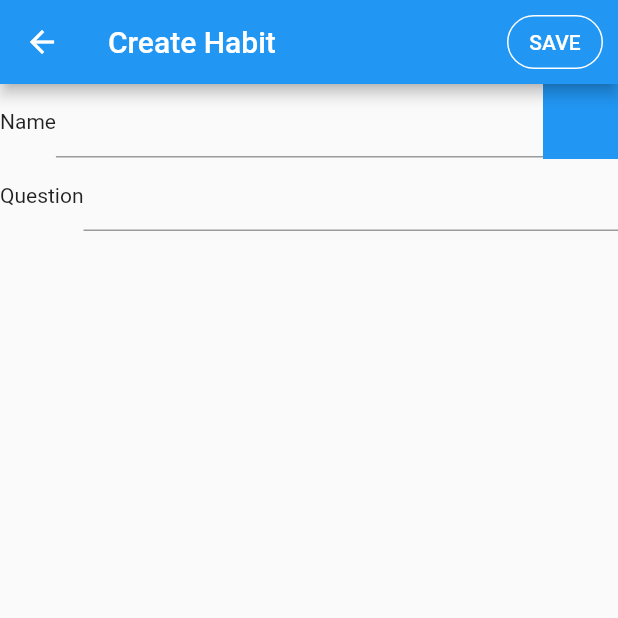
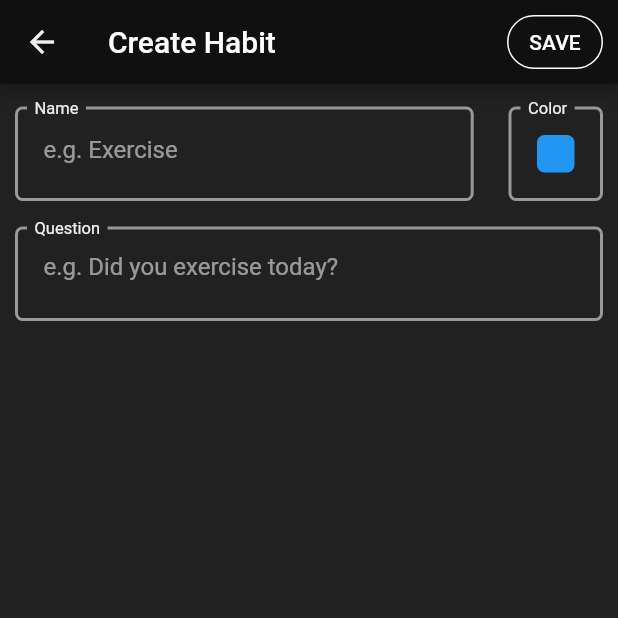
Before and after one commit to harshb-15/Habit-Tracker, a Flutter app: the screen it shows after launch, after a tap on the "add" icon, on a phone screen of 412 x 824 dp, the top half of it. Run offline on Flutter 3.47's test engine with Material 2 defaults, Android fonts, the phone set to English and light mode, and no system bars; our stand-ins replace cloud_firestore, firebase_auth, firebase_core, firebase_database, flutter_colorpicker, splashscreen; accounts and stored records are empty.

Commit message:
Stable version with ui, without login, without reorderable, without edit button or change color

```diff
--- a/lib/main.dart
+++ b/lib/main.dart
@@ -1,18 +1,15 @@
 // ignore_for_file: prefer_const_constructors
 import 'dart:async';
-
 import 'package:flutter/material.dart';
 import 'package:habit_tracker/pages/create_habit.dart';
+import 'package:habit_tracker/pages/loginPage.dart';
+import 'package:habit_tracker/pages/register_page.dart';
 import 'package:habit_tracker/providers/create_habit_data.dart';
 import 'package:habit_tracker/providers/habit_data.dart';
 import 'package:habit_tracker/widgets/show_habits.dart';
 import 'package:provider/provider.dart';
-import 'package:cloud_firestore/cloud_firestore.dart';
 import 'package:firebase_core/firebase_core.dart';
 import 'package:splashscreen/splashscreen.dart';
-
-import 'models/date_model.dart';
-import 'models/habit_model.dart';
 
 Future<void> main() async {
   WidgetsFlutterBinding.ensureInitialized();
@@ -35,11 +32,29 @@ class MyApp extends StatelessWidget {
         ),
       ],
       child: MaterialApp(
+        theme: ThemeData(
+          textTheme: TextTheme(
+            subtitle1: TextStyle(
+              color: Colors.white,
+            ),
+          ),
+          appBarTheme: const AppBarTheme(
+            backgroundColor: Color(0xff101010),
+            iconTheme: IconThemeData(
+              color: Color(0xffF0F0F0),
+            ),
+            actionsIconTheme: IconThemeData(
+              color: Color(0xffF0F0F0),
+            ),
+          ),
+        ),
         debugShowCheckedModeBanner: false,
         title: '',
         // initialRoute: '/splashScreen',
         home: Splash1(),
         routes: {
+          '/reg': (context) => RegisterPage(),
+          '/login': (context) => LoginPage(),
           '/splashScreen': (context) => Splash1(),
           '/home': (context) => MyHomePage(title: 'Habits'),
           CreateHabit().routeName: (context) => CreateHabit(),
@@ -63,7 +78,9 @@ class Splash1 extends StatelessWidget {
     }
     return SplashScreen(
       seconds: 3,
-      navigateAfterSeconds: MyHomePage(title: 'Habits'),
+      navigateAfterSeconds: MyHomePage(
+        title: 'Habit Tracker',
+      ),
       photoSize: 100.0,
       title: Text(
         "Loop Habit Tracker",
@@ -90,7 +107,6 @@ class _MyHomePageState extends State<MyHomePage> {
     // TODO: implement initState
     super.initState();
     Timer(Duration(seconds: 2), () {
-      print("SetState called");
       setState(() {});
     });
   }
@@ -98,6 +114,7 @@ class _MyHomePageState extends State<MyHomePage> {
   @override
   Widget build(BuildContext context) {
     return Scaffold(
+      backgroundColor: Color(0xff212121),
       appBar: AppBar(
         actions: [
           IconButton(
--- a/lib/models/date_model.dart
+++ /dev/null
@@ -1,32 +0,0 @@
-import 'package:flutter/material.dart';
-
-class MyDate {
-  int day, month, year;
-  String weekDay;
-  String id = "";
-
-  MyDate({
-    required this.day,
-    required this.month,
-    required this.year,
-    required this.weekDay,
-  }) {
-    id = day.toString() + (month<=9 ? "0$month":month.toString()) + year.toString();
-  }
-
-  @override
-  bool operator ==(Object other) =>
-      other is MyDate &&
-      other.runtimeType == runtimeType &&
-      day == other.day &&
-      month == other.month &&
-      year == other.year;
-
-  @override
-  int get hashCode => id.hashCode;
-
-  @override
-  String toString() {
-    return "Day: $day, Month: $month, Year: $year, Id: $id";
-  }
-}
--- a/lib/models/habit_model.dart
+++ b/lib/models/habit_model.dart
@@ -1,11 +1,10 @@
 import 'package:flutter/material.dart';
-import 'package:habit_tracker/models/date_model.dart';
 
 class Habit {
   String name, question;
   Color clr;
   Map<String, bool> checks;
-  int id;
+  String id;
   Habit({
     required this.id,
     required this.name,
--- a/lib/pages/create_habit.dart
+++ b/lib/pages/create_habit.dart
@@ -1,27 +1,35 @@
+// ignore_for_file: prefer_const_constructors
+import 'package:firebase_auth/firebase_auth.dart';
+import 'package:uuid/uuid.dart';
 import 'package:flutter/material.dart';
 import 'package:habit_tracker/models/habit_model.dart';
 import 'package:habit_tracker/providers/habit_data.dart';
 import 'package:habit_tracker/widgets/color_picker.dart';
+import 'package:habit_tracker/widgets/createDataBox.dart';
 import 'package:provider/provider.dart';
 
 import '../providers/create_habit_data.dart';
 
 class CreateHabit extends StatelessWidget {
-  const CreateHabit({Key? key}) : super(key: key);
+  CreateHabit({Key? key}) : super(key: key);
   final String routeName = '/createHabit';
+  var uuid = Uuid();
+  TextEditingController nameController = TextEditingController();
+  TextEditingController questionController = TextEditingController();
+  final db = FirebaseAuth.instance;
+
 
   @override
   Widget build(BuildContext context) {
     final data = Provider.of<CreateHabitData>(context, listen: false);
-    final data2 = Provider.of<HabitData>(context);
-    TextEditingController nameController = TextEditingController();
-    TextEditingController questionController = TextEditingController();
-    Color defColor = Colors.blue;
+    final data2 = Provider.of<HabitData>(context, listen: false);
+    double width = MediaQuery.of(context).size.width;
     return Scaffold(
+      backgroundColor: const Color(0xff212121),
       appBar: AppBar(
         title: const Text("Create Habit"),
         actions: [
-          Padding(
+          Container(
             padding: const EdgeInsets.all(10),
             child: TextButton(
               style: TextButton.styleFrom(
@@ -34,7 +42,7 @@ class CreateHabit extends StatelessWidget {
               onPressed: () {
                 data2.addHabit(
                   Habit(
-                    id: data2.getNumberOfHabits + 1,
+                    id: uuid.v1(),
                     name: data.name,
                     question: data.question,
                     clr: data.clr,
@@ -52,36 +60,74 @@ class CreateHabit extends StatelessWidget {
           ),
         ],
       ),
-      body: Column(
+      body: Container(
+        padding: EdgeInsets.symmetric(
+          horizontal: 10,
+          vertical: 10,
+        ),
+        child: Column(
           children: [
             Row(
+              mainAxisAlignment: MainAxisAlignment.spaceBetween,
+              crossAxisAlignment: CrossAxisAlignment.center,
               children: [
-              const Text("Name"),
-              Expanded(
+                CreateDataBox(
+                  txt: "Name",
+                  child: SizedBox(
+                    height: 25,
+                    width: width * 0.65,
                     child: TextField(
+                      cursorColor: data.clr,
+                      decoration: (InputDecoration(
+                        isDense: true,
+                        hintText: "e.g. Exercise",
+                        hintStyle: TextStyle(
+                          color: Colors.white54,
+                        ),
+                        border: InputBorder.none,
+                        isCollapsed: true,
+                      )),
                       controller: nameController,
                       onChanged: (String str) {
                         data.setName(str);
                       },
                     ),
                   ),
-              const ColorPick(),
+                ),
+                CreateDataBox(
+                  txt: "Color",
+                  child: ColorPick(),
+                ),
               ],
             ),
-          Row(
-            children: [
-              const Text("Question"),
-              Expanded(
+            SizedBox(
+              height: 12,
+            ),
+            CreateDataBox(
+              txt: "Question",
+              child: SizedBox(
+                height: 25,
+                width: width,
                 child: TextField(
+                  cursorColor: data.clr,
+                  decoration: (InputDecoration(
+                    isDense: true,
+                    hintText: "e.g. Did you exercise today?",
+                    hintStyle: TextStyle(
+                      color: Colors.white54,
+                    ),
+                    border: InputBorder.none,
+                    // isCollapsed: true,
+                  )),
                   controller: questionController,
                   onChanged: (String str) {
                     data.setQuestion(str);
                   },
                 ),
               ),
+            ),
           ],
         ),
-        ],
       ),
     );
   }
--- a/lib/providers/habit_data.dart
+++ b/lib/providers/habit_data.dart
@@ -10,17 +10,7 @@ class HabitData with ChangeNotifier {
   // }
 
   final db = FirebaseFirestore.instance;
-  final List<Habit> _items = [
-    // Habit(
-    //   id: 1,
-    //   name: "Exercise",
-    //   question: "Did You Exercise today?",
-    //   clr: Colors.orangeAccent,
-    //   checks: {
-    //     "31082022": true,
-    //   },
-    // ),
-  ];
+  final List<Habit> _items = [];
 
   int get getNumberOfHabits {
     return _items.length;
@@ -30,7 +20,7 @@ class HabitData with ChangeNotifier {
     return [..._items];
   }
 
-  void addChecks(int identifier, String dt) {
+  void addChecks(String identifier, String dt) {
     for (var i = 0; i < _items.length; i++) {
       if (_items[i].id == identifier) {
         _items[i].checks[dt] = false;
@@ -41,7 +31,7 @@ class HabitData with ChangeNotifier {
     // notifyListeners();
   }
 
-  void invertChecks(int identifier, String dt, bool value) {
+  void invertChecks(String identifier, String dt, bool value) {
     // print("Long Pressed called");
     for (var i = 0; i < _items.length; i++) {
       if (_items[i].id == identifier) {
@@ -85,25 +75,10 @@ class HabitData with ChangeNotifier {
     final listOfHabits = snapShot.docs.map((doc) => doc.data()).toList();
     for (var hbt in listOfHabits) {
       String question = hbt['question'], name = hbt['name'];
-      int id = hbt['id'];
+      String id = hbt['id'];
       Color clr = Color(hbt['clr']);
       // Map<String, bool> tempMap = Map<String, bool>.from(hbt['checks']);
       Map<String, bool> checks = Map<String, bool>.from(hbt['checks']);
-      // print(tempMap['28082022']);
-      // tempMap.forEach((k, v) {
-      //   // print(int.parse(k.substring(0,2)).runtimeType);
-      //   int d = int.parse(k.substring(0, 2)),
-      //       m = int.parse(k.substring(2, 4)),
-      //       y = int.parse(k.substring(4, 6));
-      //   // print(m);
-      //   MyDate tempDate = MyDate(
-      //     day: d,
-      //     month: m,
-      //     year: y,
-      //     weekDay: DateFormat('EEEE').format(DateTime(y, m, d)),
-      //   );
-      //   checks[tempDate] = v;
-      // });
       Habit temp = Habit(
           id: id, name: name, question: question, clr: clr, checks: checks);
       _items.add(temp);
@@ -114,7 +89,7 @@ class HabitData with ChangeNotifier {
     // }
   }
 
-  Future<void> updateDatabase(int identifier, String dt, bool value) async {
+  Future<void> updateDatabase(String identifier, String dt, bool value) async {
     // print("Update called");
     db.collection('habits').where('id', isEqualTo: identifier).get().then(
       (event) {
--- a/lib/widgets/boxes.dart
+++ b/lib/widgets/boxes.dart
@@ -1,7 +1,8 @@
 import 'package:flutter/material.dart';
 
 class Boxes extends StatelessWidget {
-  String chid;
+  Widget chid;
+  // Widget child;
   Boxes({Key? key, required this.chid}) : super(key: key);
 
   @override
@@ -12,13 +13,7 @@ class Boxes extends StatelessWidget {
         horizontal: 7,
         vertical: 10,
       ),
-      child: Text(
-        chid,
-        textAlign: TextAlign.center,
-        style: const TextStyle(
-          fontSize: 12,
-        ),
-      ),
+      child: chid,
     );
   }
 }
--- a/lib/widgets/color_picker.dart
+++ b/lib/widgets/color_picker.dart
@@ -1,3 +1,4 @@
+// ignore_for_file: prefer_const_constructors
 import 'package:flutter/material.dart';
 import 'package:flutter_colorpicker/flutter_colorpicker.dart';
 import 'package:habit_tracker/providers/create_habit_data.dart';
@@ -13,7 +14,7 @@ class ColorPick extends StatefulWidget {
 class _ColorPickState extends State<ColorPick> {
   @override
   Widget build(BuildContext context) {
-    final data = Provider.of<CreateHabitData>(context);
+    final data = Provider.of<CreateHabitData>(context,listen: false);
     return GestureDetector(
       onTap: () {
         FocusManager.instance.primaryFocus?.unfocus();
@@ -42,9 +43,17 @@ class _ColorPickState extends State<ColorPick> {
         );
       },
       child: Container(
-        width: 50,
-        height: 50,
-        color: data.clr,
+        decoration: BoxDecoration(
+          borderRadius: BorderRadius.all(Radius.circular(5)),
+          // border: Border.all(),
+          color: data.clr,
+        ),
+        width: 25,
+        height: 25,
+        // decoration: ,
+        // width: double.infinity,
+        // height: double.infinity,
+        // color: data.clr,
       ),
     );
   }
--- /dev/null
+++ b/lib/widgets/createDataBox.dart
@@ -0,0 +1,51 @@
+
+import 'package:flutter/material.dart';
+
+class CreateDataBox extends StatelessWidget {
+  Widget child;
+  String txt;
+
+  CreateDataBox({
+    Key? key,
+    required this.txt,
+    required this.child,
+  }) : super(key: key);
+
+  @override
+  Widget build(BuildContext context) {
+    return Stack(
+      children: [
+        Container(
+          margin: const EdgeInsets.only(
+            top: 5,
+          ),
+          decoration: BoxDecoration(
+            borderRadius: const BorderRadius.all(Radius.circular(5)),
+            border: Border.all(
+              width: 2,
+              color: Colors.white54,
+            ),
+          ),
+          padding: const EdgeInsets.all(17),
+          child: child,
+        ),
+        Container(
+          padding: const EdgeInsets.symmetric(
+            horizontal: 5,
+          ),
+          margin: const EdgeInsets.only(
+            left: 8,
+          ),
+          color: const Color(0xff212121),
+          child: Text(
+            txt,
+            style: const TextStyle(
+              color: Color(0xffF0F0F0),
+              fontSize: 11,
+            ),
+          ),
+        ),
+      ],
+    );
+  }
+}
--- a/lib/widgets/show_habits.dart
+++ b/lib/widgets/show_habits.dart
@@ -2,39 +2,27 @@
 
 import 'package:flutter/material.dart';
 import 'package:habit_tracker/constants.dart';
-import 'package:habit_tracker/models/date_model.dart';
 import 'package:habit_tracker/models/habit_model.dart';
 import 'package:habit_tracker/providers/habit_data.dart';
 import 'package:habit_tracker/widgets/boxes.dart';
 import 'package:intl/intl.dart';
 import 'package:provider/provider.dart';
 
-class ShowHabits extends StatelessWidget {
-  const ShowHabits({Key? key}) : super(key: key);
+class ShowHabits extends StatefulWidget {
+  ShowHabits({Key? key}) : super(key: key);
+  List<Widget> items = [];
 
   @override
-  Widget build(BuildContext context) {
-    // print("Build called");
-    // ********** Provider Data **********
-    final data = Provider.of<HabitData>(context);
-    final List<Habit> habitList = data.items;
-    // ********** Setting up Times **********
+  State<ShowHabits> createState() => _ShowHabitsState();
+}
+
+class _ShowHabitsState extends State<ShowHabits> {
   final nowTime = DateTime.now();
-    // final nowDate = MyDate(
-    //   day: nowTime.day,
-    //   month: nowTime.month,
-    //   year: nowTime.year,
-    //   weekDay: DateFormat('EEEE').format(nowTime),
-    // );
   Map<String, String> dateMap = {};
+
+  void calculateDates() {
     for (int i = 0; i < 5; i++) {
       DateTime tempNowTime = nowTime.subtract(Duration(days: i * 1));
-      // MyDate tempMyDate = MyDate(
-      //   day: tempNowTime.day,
-      //   month: tempNowTime.month,
-      //   year: tempNowTime.year,
-      //   weekDay: DateFormat('EEEE').format(tempNowTime),
-      // );
       String tempMyDate = (tempNowTime.day <= 9
               ? "0${tempNowTime.day}"
               : tempNowTime.day.toString()) +
@@ -42,14 +30,39 @@ class ShowHabits extends StatelessWidget {
               ? "0${tempNowTime.month}"
               : tempNowTime.month.toString()) +
           tempNowTime.year.toString();
-      // print(tempMyDate);
       dateMap[tempMyDate] =
           "${DateFormat('EEEE').format(tempNowTime).substring(0, 3).toUpperCase()}\n${getDate(tempMyDate)}";
     }
+  }
+
+  @override
+  void initState() {
+    // TODO: implement initState
+    super.initState();
+    calculateDates();
+  }
+
+  @override
+  Widget build(BuildContext context) {
+    // ********** Provider Data **********
+    final data = Provider.of<HabitData>(
+      context,
+    );
+    List<Habit> habitList = data.items;
     List<Widget> showDateAndDay() {
       return dateMap.values
           .map(
-            (String str) => Boxes(chid: str),
+            (String str) => Boxes(
+              chid: Text(
+                str,
+                textAlign: TextAlign.center,
+                style: const TextStyle(
+                  color: Color(0xff747474),
+                  fontSize: 12,
+                  fontWeight: FontWeight.bold,
+                ),
+              ),
+            ),
           )
           .toList();
     }
@@ -71,41 +84,71 @@ class ShowHabits extends StatelessWidget {
           children: temp2
               .map(
                 (int val) => GestureDetector(
+                  onTap: () {
+                    const snackBar = SnackBar(
+                      content: Text("Press-and-hold to check or uncheck."),
+                      duration: Duration(
+                        seconds: 2,
+                      ),
+                    );
+                    ScaffoldMessenger.of(context).showSnackBar(snackBar);
+                  },
                   onLongPress: () {
                     data.invertChecks(hbt.id, dateList[val], temp[val]!);
                   },
-                  child: Boxes(chid: temp[val] == true ? "✓" : "✗"),
+                  child: Boxes(
+                    chid: Icon(
+                      temp[val] == true ? Icons.check : Icons.close,
+                      color: hbt.clr,
+                      size: 17,
+                    ),
+                  ),
                 ),
               )
               .toList());
     }
 
-    return Container(
-      child: Column(
+    return Column(
       crossAxisAlignment: CrossAxisAlignment.start,
       children: [
-          Row(
+        Container(
+          padding: const EdgeInsets.symmetric(
+            horizontal: 15,
+            vertical: 2,
+          ),
+          child: Row(
             mainAxisAlignment: MainAxisAlignment.end,
             children: showDateAndDay(),
           ),
+        ),
         ...habitList
             .map(
-                (Habit hbt) => Row(
+              (Habit hbt) => Container(
+                padding: const EdgeInsets.symmetric(
+                  horizontal: 15,
+                  vertical: 2,
+                ),
+                color: const Color(0xff303030),
+                margin: const EdgeInsets.only(
+                  bottom: 5,
+                ),
+                child: Row(
                   mainAxisAlignment: MainAxisAlignment.spaceBetween,
                   children: [
                     Text(
                       hbt.name,
                       style: TextStyle(
                         color: hbt.clr,
+                        fontSize: 15,
                       ),
                     ),
                     writeChecks(hbt),
                   ],
                 ),
+              ),
             )
             .toList(),
       ],
-      ),
     );
   }
 }
--- a/pubspec.yaml
+++ b/pubspec.yaml
@@ -42,6 +42,8 @@ dependencies:
   cloud_firestore: ^3.4.6
   splashscreen: ^1.3.5
   firebase_database: ^9.1.3
+  firebase_auth: ^3.7.0
+  uuid: ^3.0.6
 
 dev_dependencies:
   flutter_test:
```
Also changed, not shown: lib/auth/fire_auth.dart (added, +64 -0 lines), lib/auth/validators.dart (added, +43 -0 lines), lib/pages/loginPage.dart (added, +76 -0 lines), lib/pages/register_page.dart (added, +70 -0 lines), pubspec.lock. Lines whose indentation alone changed are shown as unchanged.
